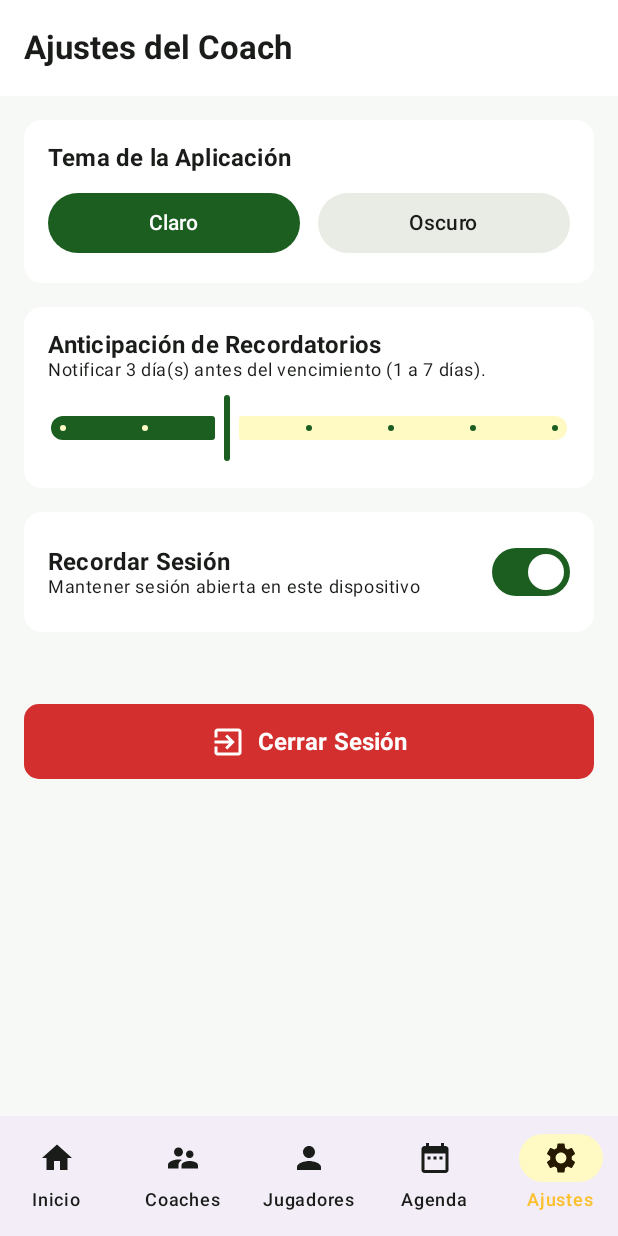
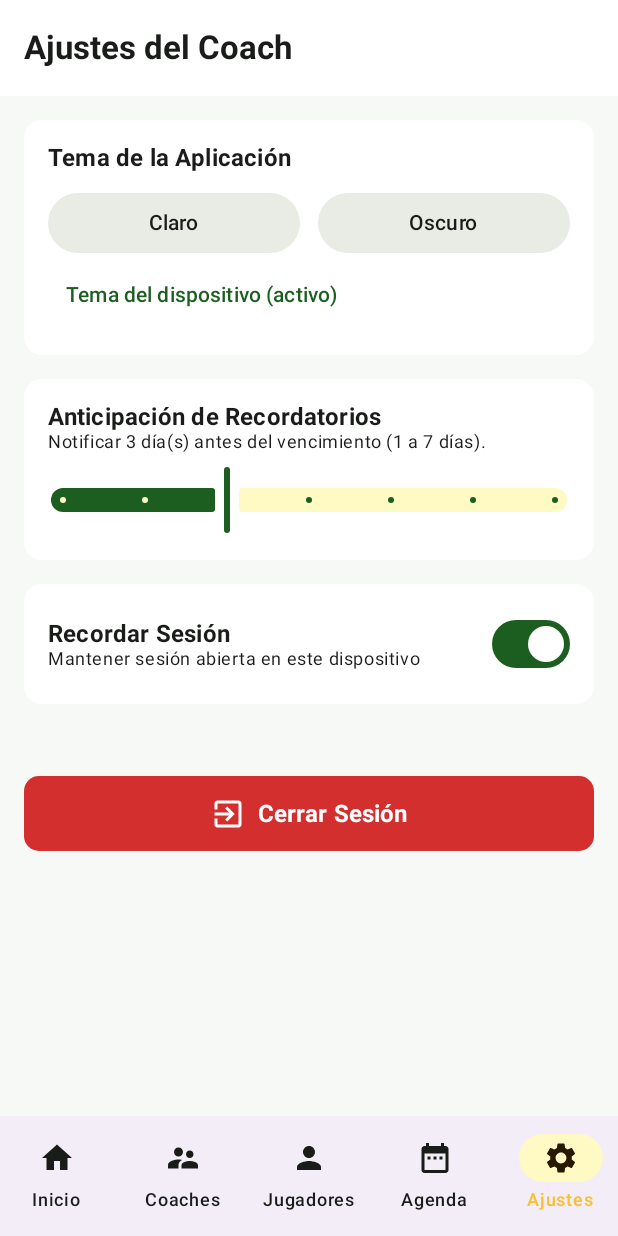
Before and after one commit to AndresEstrada10/AgendaTenis, an Android app built with Jetpack Compose: the SplashScreen screen opened through its navigation route, item 5 of the bottom bar chosen, on a phone screen of 412 x 824 dp. Run offline under Robolectric (Android 15) with nearby library versions, the phone set to English and light mode, and no system bars.

Commit message:
Sincroniza el tema de Login y todas las pantallas con la preferencia global
- Conecta AppRoot al StateFlow de ThemeViewModel mediante collectAsStateWithLifecycle.
- Aplica la misma AgendaTenisTheme a Splash, Login, registro, pantallas principales, formularios y diálogos, independientemente de la sesión.
- Sigue isSystemInDarkTheme cuando no hay selección manual y evita que las configuraciones por usuario impongan el modo claro al iniciar sesión.
- Reutiliza SelectorTema en los ajustes de coach y administrador, conservando los botones Claro/Oscuro y añadiendo el retorno al tema del dispositivo.
- Mantiene la selección al navegar, cambiar de rol, cerrar sesión y volver a abrir la aplicación mediante el almacenamiento global preparado en el primer commit.
- Ajusta Splash a los colores semánticos del tema y sincroniza el contraste de los iconos de las barras del sistema con la apariencia elegida.

Validación: assembleDebug y testDebugUnitTest correctos; 19 pruebas aprobadas, incluidas 17 existentes de reglas de negocio y arquitectura MVVM y 2 nuevas del tema.

No cambia rutas, permisos, roles, autenticación, ViewModels de negocio, base de datos, Supabase, Resend ni recordatorios.

```diff
--- a/app/src/main/java/com/example/agendatenis/ui/AppRoot.kt
+++ b/app/src/main/java/com/example/agendatenis/ui/AppRoot.kt
@@ -6,6 +6,9 @@ import androidx.compose.foundation.layout.padding
 import androidx.compose.material3.*
 import androidx.compose.runtime.*
 import androidx.compose.ui.Modifier
+import androidx.compose.ui.platform.LocalContext
+import com.example.agendatenis.data.repository.ThemeRepository
+import com.example.agendatenis.ui.viewmodel.ThemeViewModel
 import androidx.lifecycle.compose.collectAsStateWithLifecycle
 import androidx.lifecycle.viewmodel.compose.viewModel
 import androidx.navigation.NavHostController
@@ -34,15 +37,21 @@ import com.example.agendatenis.ui.viewmodel.coach.*
 @Composable
 fun AppRoot(
     repository: IAgendaTenisRepository = DefaultAppContainer.getInstance().repository,
-    navController: NavHostController = rememberNavController()
+    navController: NavHostController = rememberNavController(),
+    themeRepository: ThemeRepository = DefaultAppContainer.getInstance()
+        .getThemeRepository(LocalContext.current.applicationContext)
 ) {
-    val viewModelFactory = remember(repository) { ViewModelFactory(repository) }
+    val viewModelFactory = remember(repository, themeRepository) {
+        ViewModelFactory(repository, themeRepository)
+    }
+    // ViewModel del contenedor raíz: también permanece activo en Login y al cerrar sesión.
+    val themeViewModel: ThemeViewModel = viewModel(factory = viewModelFactory)
+    val themeUiState by themeViewModel.uiState.collectAsStateWithLifecycle()
+    val usuarioActual by repository.usuarioActual.collectAsStateWithLifecycle()
 
-    val usuarioActual by repository.usuarioActual.collectAsStateWithLifecycle()
-    val configs by repository.configs.collectAsStateWithLifecycle()
-
-    val configUsuario = usuarioActual?.let { configs[it.id] }
-    val isDark = when (configUsuario?.tema) {
+    // Esperar la primera lectura evita mostrar un tema distinto al guardado al iniciar.
+    if (!themeUiState.cargado) return
+    val isDark = when (themeUiState.tema) {
         TemaApp.OSCURO -> true
         TemaApp.CLARO -> false
         null -> isSystemInDarkTheme()
@@ -309,7 +318,8 @@ fun AppRoot(
 
                                     ConfiguracionCoachScreen(
                                         uiState = configCoachUiState,
-                                        onCambiarTema = configCoachViewModel::cambiarTema,
+                                        temaSeleccionado = themeUiState.tema,
+                                        onCambiarTema = themeViewModel::cambiarTema,
                                         onCambiarRecordarSesion = configCoachViewModel::cambiarRecordarSesion,
                                         onCambiarDiasAnticipacion = configCoachViewModel::cambiarDiasAnticipacion,
                                         onSetMostrarConfirmarLogout = configCoachViewModel::setMostrarConfirmarLogout,
@@ -435,7 +445,8 @@ fun AppRoot(
 
                                     AdminConfiguracionScreen(
                                         uiState = adminConfigUiState,
-                                        onCambiarTema = adminConfigViewModel::cambiarTema,
+                                        temaSeleccionado = themeUiState.tema,
+                                        onCambiarTema = themeViewModel::cambiarTema,
                                         onSetMostrarConfirmarLogout = adminConfigViewModel::setMostrarConfirmarLogout,
                                         onLogoutConfirmado = {
                                             adminConfigViewModel.cerrarSesion {
--- /dev/null
+++ b/app/src/main/java/com/example/agendatenis/ui/components/SelectorTema.kt
@@ -0,0 +1,42 @@
+package com.example.agendatenis.ui.components
+
+import androidx.compose.foundation.layout.Arrangement
+import androidx.compose.foundation.layout.Column
+import androidx.compose.foundation.layout.Row
+import androidx.compose.foundation.layout.fillMaxWidth
+import androidx.compose.material3.ButtonDefaults
+import androidx.compose.material3.FilledTonalButton
+import androidx.compose.material3.MaterialTheme
+import androidx.compose.material3.Text
+import androidx.compose.material3.TextButton
+import androidx.compose.runtime.Composable
+import androidx.compose.ui.Modifier
+import androidx.compose.ui.unit.dp
+import com.example.agendatenis.model.TemaApp
+
+/** Ambos roles editan la misma preferencia; null elimina la selección manual. */
+@Composable
+fun SelectorTema(temaSeleccionado: TemaApp?, onCambiarTema: (TemaApp?) -> Unit) {
+    Column {
+        Row(modifier = Modifier.fillMaxWidth(), horizontalArrangement = Arrangement.spacedBy(12.dp)) {
+            TemaApp.entries.forEach { tema ->
+                val seleccionado = temaSeleccionado == tema
+                FilledTonalButton(
+                    onClick = { onCambiarTema(tema) },
+                    colors = ButtonDefaults.filledTonalButtonColors(
+                        containerColor = if (seleccionado) MaterialTheme.colorScheme.primary
+                            else MaterialTheme.colorScheme.surfaceVariant,
+                        contentColor = if (seleccionado) MaterialTheme.colorScheme.onPrimary
+                            else MaterialTheme.colorScheme.onSurfaceVariant
+                    ),
+                    modifier = Modifier.weight(1f)
+                ) {
+                    Text(if (tema == TemaApp.CLARO) "Claro" else "Oscuro")
+                }
+            }
+        }
+        TextButton(onClick = { onCambiarTema(null) }) {
+            Text(if (temaSeleccionado == null) "Tema del dispositivo (activo)" else "Usar tema del dispositivo")
+        }
+    }
+}
--- a/app/src/main/java/com/example/agendatenis/ui/screens/admin/AdminScreens.kt
+++ b/app/src/main/java/com/example/agendatenis/ui/screens/admin/AdminScreens.kt
@@ -24,6 +24,7 @@ import com.example.agendatenis.ui.components.AvatarConIniciales
 import com.example.agendatenis.ui.components.BuscadorLista
 import com.example.agendatenis.ui.components.ConfirmacionDialog
 import com.example.agendatenis.ui.theme.*
+import com.example.agendatenis.ui.components.SelectorTema
 import com.example.agendatenis.ui.viewmodel.admin.*
 
 @OptIn(ExperimentalMaterial3Api::class)
@@ -955,7 +956,8 @@ fun AdminCatalogosScreen(
 @Composable
 fun AdminConfiguracionScreen(
     uiState: AdminConfiguracionUiState,
-    onCambiarTema: (TemaApp) -> Unit,
+    temaSeleccionado: TemaApp?,
+    onCambiarTema: (TemaApp?) -> Unit,
     onSetMostrarConfirmarLogout: (Boolean) -> Unit,
     onLogoutConfirmado: () -> Unit
 ) {
@@ -996,31 +998,10 @@ fun AdminConfiguracionScreen(
                         style = MaterialTheme.typography.titleMedium.copy(fontWeight = FontWeight.Bold)
                     )
                     Spacer(modifier = Modifier.height(10.dp))
-                    Row(
-                        modifier = Modifier.fillMaxWidth(),
-                        horizontalArrangement = Arrangement.spacedBy(12.dp)
-                    ) {
-                        FilledTonalButton(
-                            onClick = { onCambiarTema(TemaApp.CLARO) },
-                            colors = ButtonDefaults.filledTonalButtonColors(
-                                containerColor = if (uiState.tema == TemaApp.CLARO) MaterialTheme.colorScheme.primary else MaterialTheme.colorScheme.surfaceVariant,
-                                contentColor = if (uiState.tema == TemaApp.CLARO) Color.White else MaterialTheme.colorScheme.onSurfaceVariant
-                            ),
-                            modifier = Modifier.weight(1f)
-                        ) {
-                            Text("Claro")
-                        }
-                        FilledTonalButton(
-                            onClick = { onCambiarTema(TemaApp.OSCURO) },
-                            colors = ButtonDefaults.filledTonalButtonColors(
-                                containerColor = if (uiState.tema == TemaApp.OSCURO) MaterialTheme.colorScheme.primary else MaterialTheme.colorScheme.surfaceVariant,
-                                contentColor = if (uiState.tema == TemaApp.OSCURO) Color.White else MaterialTheme.colorScheme.onSurfaceVariant
-                            ),
-                            modifier = Modifier.weight(1f)
-                        ) {
-                            Text("Oscuro")
-                        }
-                    }
+                    SelectorTema(
+                        temaSeleccionado = temaSeleccionado,
+                        onCambiarTema = onCambiarTema
+                    )
                 }
             }
 
--- a/app/src/main/java/com/example/agendatenis/ui/screens/auth/AuthScreens.kt
+++ b/app/src/main/java/com/example/agendatenis/ui/screens/auth/AuthScreens.kt
@@ -20,7 +20,6 @@ import androidx.compose.ui.text.input.VisualTransformation
 import androidx.compose.ui.text.style.TextAlign
 import androidx.compose.ui.unit.dp
 import androidx.compose.ui.unit.sp
-import com.example.agendatenis.ui.theme.TennisGreenPrimary
 import com.example.agendatenis.ui.theme.TennisYellowAction
 import com.example.agendatenis.ui.viewmodel.auth.LoginUiState
 import com.example.agendatenis.ui.viewmodel.auth.RegistroUiState
@@ -38,7 +37,7 @@ fun SplashScreen(
     Box(
         modifier = Modifier
             .fillMaxSize()
-            .background(TennisGreenPrimary),
+            .background(MaterialTheme.colorScheme.primary),
         contentAlignment = Alignment.Center
     ) {
         Column(
@@ -56,7 +55,7 @@ fun SplashScreen(
                 text = "AgendaTenis",
                 style = MaterialTheme.typography.headlineLarge.copy(
                     fontWeight = FontWeight.ExtraBold,
-                    color = Color.White,
+                    color = MaterialTheme.colorScheme.onPrimary,
                     letterSpacing = 1.sp
                 )
             )
@@ -64,7 +63,7 @@ fun SplashScreen(
             Text(
                 text = "Organización de jugadores, horarios y cobros",
                 style = MaterialTheme.typography.bodyMedium.copy(
-                    color = Color.White.copy(alpha = 0.85f)
+                    color = MaterialTheme.colorScheme.onPrimary.copy(alpha = 0.85f)
                 ),
                 textAlign = TextAlign.Center
             )
--- a/app/src/main/java/com/example/agendatenis/ui/screens/coach/CoachScreens.kt
+++ b/app/src/main/java/com/example/agendatenis/ui/screens/coach/CoachScreens.kt
@@ -23,6 +23,7 @@ import androidx.compose.ui.unit.sp
 import com.example.agendatenis.model.*
 import com.example.agendatenis.ui.components.*
 import com.example.agendatenis.ui.theme.*
+import com.example.agendatenis.ui.components.SelectorTema
 import com.example.agendatenis.ui.viewmodel.coach.CoachHomeUiState
 import com.example.agendatenis.ui.viewmodel.coach.ConfiguracionCoachUiState
 import com.example.agendatenis.ui.viewmodel.coach.JugadoresUiState
@@ -619,13 +620,13 @@ fun JugadoresListScreen(
 @Composable
 fun ConfiguracionCoachScreen(
     uiState: ConfiguracionCoachUiState,
-    onCambiarTema: (TemaApp) -> Unit,
+    temaSeleccionado: TemaApp?,
+    onCambiarTema: (TemaApp?) -> Unit,
     onCambiarRecordarSesion: (Boolean) -> Unit,
     onCambiarDiasAnticipacion: (Int) -> Unit,
     onSetMostrarConfirmarLogout: (Boolean) -> Unit,
     onCerrarSesion: () -> Unit
 ) {
-    val tema = uiState.tema
     val recordarSesion = uiState.recordarSesion
     val diasAnticipacion = uiState.diasAnticipacion
 
@@ -668,31 +669,10 @@ fun ConfiguracionCoachScreen(
                         style = MaterialTheme.typography.titleMedium.copy(fontWeight = FontWeight.Bold)
                     )
                     Spacer(modifier = Modifier.height(10.dp))
-                    Row(
-                        modifier = Modifier.fillMaxWidth(),
-                        horizontalArrangement = Arrangement.spacedBy(12.dp)
-                    ) {
-                        FilledTonalButton(
-                            onClick = { onCambiarTema(TemaApp.CLARO) },
-                            colors = ButtonDefaults.filledTonalButtonColors(
-                                containerColor = if (tema == TemaApp.CLARO) MaterialTheme.colorScheme.primary else MaterialTheme.colorScheme.surfaceVariant,
-                                contentColor = if (tema == TemaApp.CLARO) Color.White else MaterialTheme.colorScheme.onSurfaceVariant
-                            ),
-                            modifier = Modifier.weight(1f)
-                        ) {
-                            Text("Claro")
-                        }
-                        FilledTonalButton(
-                            onClick = { onCambiarTema(TemaApp.OSCURO) },
-                            colors = ButtonDefaults.filledTonalButtonColors(
-                                containerColor = if (tema == TemaApp.OSCURO) MaterialTheme.colorScheme.primary else MaterialTheme.colorScheme.surfaceVariant,
-                                contentColor = if (tema == TemaApp.OSCURO) Color.White else MaterialTheme.colorScheme.onSurfaceVariant
-                            ),
-                            modifier = Modifier.weight(1f)
-                        ) {
-                            Text("Oscuro")
-                        }
-                    }
+                    SelectorTema(
+                        temaSeleccionado = temaSeleccionado,
+                        onCambiarTema = onCambiarTema
+                    )
                 }
             }
 
--- a/app/src/main/java/com/example/agendatenis/ui/theme/Theme.kt
+++ b/app/src/main/java/com/example/agendatenis/ui/theme/Theme.kt
@@ -1,5 +1,9 @@
 package com.example.agendatenis.ui.theme
 
+import android.app.Activity
+import androidx.compose.runtime.SideEffect
+import androidx.compose.ui.platform.LocalView
+import androidx.core.view.WindowCompat
 import androidx.compose.foundation.isSystemInDarkTheme
 import androidx.compose.material3.MaterialTheme
 import androidx.compose.material3.darkColorScheme
@@ -55,6 +59,16 @@ fun AgendaTenisTheme(
     content: @Composable () -> Unit
 ) {
     val colorScheme = if (darkTheme) DarkColorScheme else LightColorScheme
+    val view = LocalView.current
+    if (!view.isInEditMode) {
+        SideEffect {
+            (view.context as? Activity)?.window?.let { window ->
+                val controller = WindowCompat.getInsetsController(window, view)
+                controller.isAppearanceLightStatusBars = !darkTheme
+                controller.isAppearanceLightNavigationBars = !darkTheme
+            }
+        }
+    }
 
     MaterialTheme(
         colorScheme = colorScheme,
```
